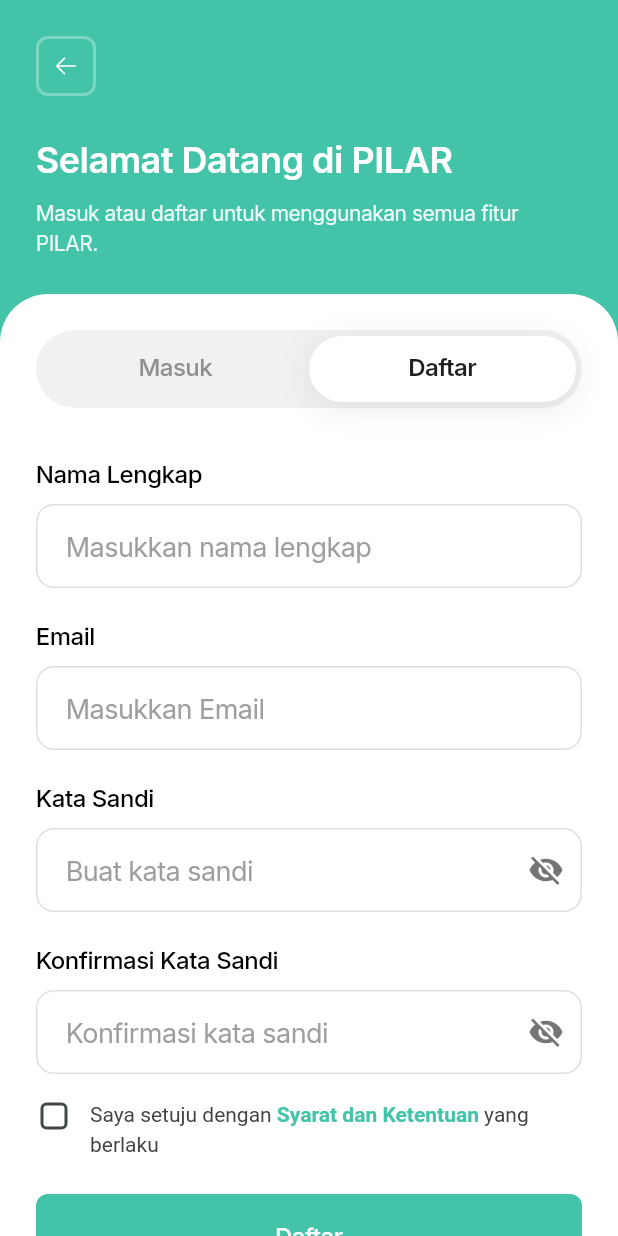
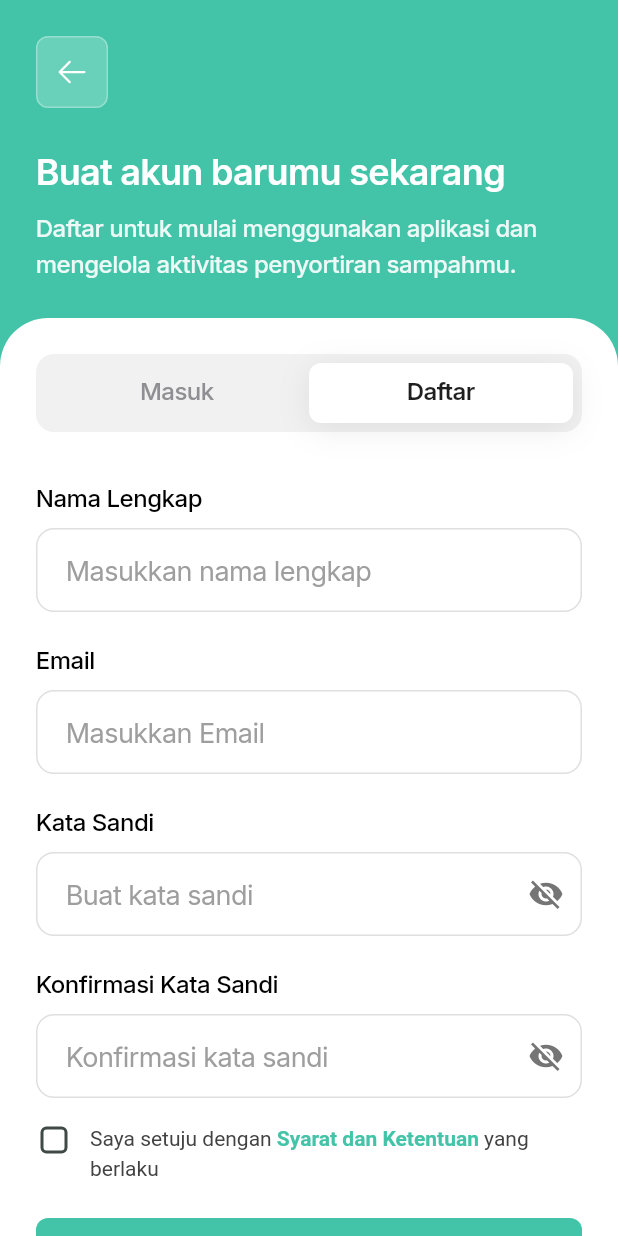
Before and after one commit to ckckckcz/PBL-Mobile, a Flutter app: the AuthPage screen opened by its route, tab 2 chosen, on a phone screen of 412 x 824 dp. Run offline on Flutter 3.47's test engine with Material 3 defaults, Android fonts, the phone set to English and light mode, and no system bars; our stand-ins replace camera, carousel_slider, device_info_plus, flutter_animate, flutter_svg, google_fonts and 5 more; accounts and stored records are empty.

Commit message:
feat: Refactor auth page UI to use `PrimaryButton` with dynamic header text and add margin property to `PrimaryButton`.

```diff
--- a/frontend/lib/pages/auth/auth_page.dart
+++ b/frontend/lib/pages/auth/auth_page.dart
@@ -4,6 +4,8 @@ import 'package:phosphor_flutter/phosphor_flutter.dart';
 import '../../constants/app_colors.dart';
 import '../../constants/app_strings.dart';
 import '../../services/api_service.dart';
+import '../../theme/app_typography.dart';
+import '../../widgets/primary_button.dart';
 
 class AuthPage extends StatefulWidget {
   final int initialTab; // 0 for login, 1 for register
@@ -49,6 +51,11 @@ class _AuthPageState extends State<AuthPage>
       vsync: this,
       initialIndex: widget.initialTab,
     );
+    _tabController.addListener(() {
+      if (!_tabController.indexIsChanging) {
+        setState(() {});
+      }
+    });
   }
 
   @override
@@ -61,6 +68,28 @@ class _AuthPageState extends State<AuthPage>
     _registerPasswordController.dispose();
     _registerConfirmPasswordController.dispose();
     super.dispose();
+  }
+
+  Widget _buildTitle() {
+    return Text(
+      _tabController.index == 0
+          ? 'Masuk untuk melanjutkan aktivitasmu'
+          : 'Buat akun barumu sekarang',
+      style: AppTypography.heading2Semibold.copyWith(
+        color: Colors.white,
+      ),
+    );
+  }
+
+  Widget _buildSubtitle() {
+    return Text(
+      _tabController.index == 0
+          ? 'Akses akunmu dan mulai gunakan fitur PILAR dengan mudah.'
+          : 'Daftar untuk mulai menggunakan aplikasi dan mengelola aktivitas penyortiran sampahmu.',
+      style: AppTypography.bodyMediumMedium.copyWith(
+        color: Colors.white.withOpacity(0.9),
+      ),
+    );
   }
 
   // ==================== LOGIN METHODS ====================
@@ -209,16 +238,20 @@ class _AuthPageState extends State<AuthPage>
     return Scaffold(
       backgroundColor: AppColors.primary,
       body: AnnotatedRegion<SystemUiOverlayStyle>(
-        value: SystemUiOverlayStyle.light,
-        child: SafeArea(
+        value: SystemUiOverlayStyle.light.copyWith(
+          systemNavigationBarColor: Colors.white,
+          systemNavigationBarIconBrightness: Brightness.dark,
+        ),
         child: Column(
           children: [
-              _buildHeader(),
+            SafeArea(
+              bottom: false,
+              child: _buildHeader(),
+            ),
             Expanded(
               child: _buildTabSection(),
             ),
           ],
-          ),
         ),
       ),
     );
@@ -244,47 +277,26 @@ class _AuthPageState extends State<AuthPage>
     return InkWell(
       onTap: () => Navigator.pushNamedAndRemoveUntil(
         context,
-        '/home',
+        '/onboarding',
         (route) => false,
       ),
       borderRadius: BorderRadius.circular(8),
       child: Container(
-        width: 40,
-        height: 40,
+        width: 48,
+        height: 48,
         decoration: BoxDecoration(
+          color: Colors.white.withOpacity(0.2),
           borderRadius: BorderRadius.circular(8),
           border: Border.all(
             color: Colors.white.withOpacity(0.3),
-            width: 2,
+            width: 1,
           ),
         ),
         child: PhosphorIcon(
           PhosphorIconsRegular.arrowLeft,
           color: Colors.white,
-          size: 18,
+          size: 24,
         ),
-      ),
-    );
-  }
-
-  Widget _buildTitle() {
-    return const Text(
-      'Selamat Datang di PILAR',
-      style: TextStyle(
-        fontSize: 24,
-        fontWeight: FontWeight.w600,
-        color: Colors.white,
-      ),
-    );
-  }
-
-  Widget _buildSubtitle() {
-    return Text(
-      'Masuk atau daftar untuk menggunakan semua fitur PILAR.',
-      style: TextStyle(
-        fontSize: 14,
-        color: Colors.white.withOpacity(0.9),
-        height: 1.4,
       ),
     );
   }
@@ -318,17 +330,17 @@ class _AuthPageState extends State<AuthPage>
   Widget _buildTabBar() {
     return Container(
       margin: const EdgeInsets.fromLTRB(24, 24, 24, 0),
-      padding: const EdgeInsets.all(4),
+      padding: const EdgeInsets.all(6),
       height: 52,
       decoration: BoxDecoration(
         color: const Color(0xFFF1F1F1),
-        borderRadius: BorderRadius.circular(26),
+        borderRadius: BorderRadius.circular(12),
       ),
       child: TabBar(
         controller: _tabController,
         indicator: BoxDecoration(
           color: Colors.white,
-          borderRadius: BorderRadius.circular(22),
+          borderRadius: BorderRadius.circular(8),
           boxShadow: [
             BoxShadow(
               color: Colors.black.withOpacity(0.08),
@@ -510,39 +522,11 @@ class _AuthPageState extends State<AuthPage>
   }
 
   Widget _buildLoginButton() {
-    return Container(
-      width: double.infinity,
-      height: 56,
-      decoration: BoxDecoration(
-        color: AppColors.primary,
-        borderRadius: BorderRadius.circular(8),
-      ),
-      child: Material(
-        color: Colors.transparent,
-        child: InkWell(
-          onTap: _isLoginLoading ? null : _handleLogin,
-          borderRadius: BorderRadius.circular(8),
-          child: Center(
-            child: _isLoginLoading
-                ? const SizedBox(
-                    width: 20,
-                    height: 20,
-                    child: CircularProgressIndicator(
-                      strokeWidth: 2,
-                      valueColor: AlwaysStoppedAnimation<Color>(Colors.white),
-                    ),
-                  )
-                : const Text(
-                    'Masuk',
-                    style: TextStyle(
-                      color: Colors.white,
-                      fontSize: 16,
-                      fontWeight: FontWeight.w500,
-                    ),
-                  ),
-          ),
-        ),
-      ),
+    return PrimaryButton(
+      text: 'Masuk',
+      onPressed: _handleLogin,
+      isLoading: _isLoginLoading,
+      margin: EdgeInsets.zero,
     );
   }
 
@@ -841,39 +825,11 @@ class _AuthPageState extends State<AuthPage>
   }
 
   Widget _buildRegisterButton() {
-    return Container(
-      width: double.infinity,
-      height: 56,
-      decoration: BoxDecoration(
-        color: AppColors.primary,
-        borderRadius: BorderRadius.circular(8),
-      ),
-      child: Material(
-        color: Colors.transparent,
-        child: InkWell(
-          onTap: _isRegisterLoading ? null : _handleRegister,
-          borderRadius: BorderRadius.circular(8),
-          child: Center(
-            child: _isRegisterLoading
-                ? const SizedBox(
-                    width: 20,
-                    height: 20,
-                    child: CircularProgressIndicator(
-                      strokeWidth: 2,
-                      valueColor: AlwaysStoppedAnimation<Color>(Colors.white),
-                    ),
-                  )
-                : const Text(
-                    'Daftar',
-                    style: TextStyle(
-                      color: Colors.white,
-                      fontSize: 16,
-                      fontWeight: FontWeight.w500,
-                    ),
-                  ),
-          ),
-        ),
-      ),
+    return PrimaryButton(
+      text: 'Daftar',
+      onPressed: _handleRegister,
+      isLoading: _isRegisterLoading,
+      margin: EdgeInsets.zero,
     );
   }
 }
--- a/frontend/lib/widgets/primary_button.dart
+++ b/frontend/lib/widgets/primary_button.dart
@@ -6,12 +6,14 @@ class PrimaryButton extends StatelessWidget {
   final String text;
   final VoidCallback? onPressed;
   final bool isLoading;
+  final EdgeInsetsGeometry? margin;
 
   const PrimaryButton({
     super.key,
     required this.text,
     this.onPressed,
     this.isLoading = false,
+    this.margin,
   });
 
   @override
@@ -19,7 +21,7 @@ class PrimaryButton extends StatelessWidget {
     return Container(
       width: double.infinity,
       height: 48,
-      margin: const EdgeInsets.symmetric(horizontal: 16),
+      margin: margin ?? const EdgeInsets.symmetric(horizontal: 16),
       child: ElevatedButton(
         onPressed: isLoading ? null : onPressed,
         style: ElevatedButton.styleFrom(
```
Lines whose indentation alone changed are shown as unchanged.
